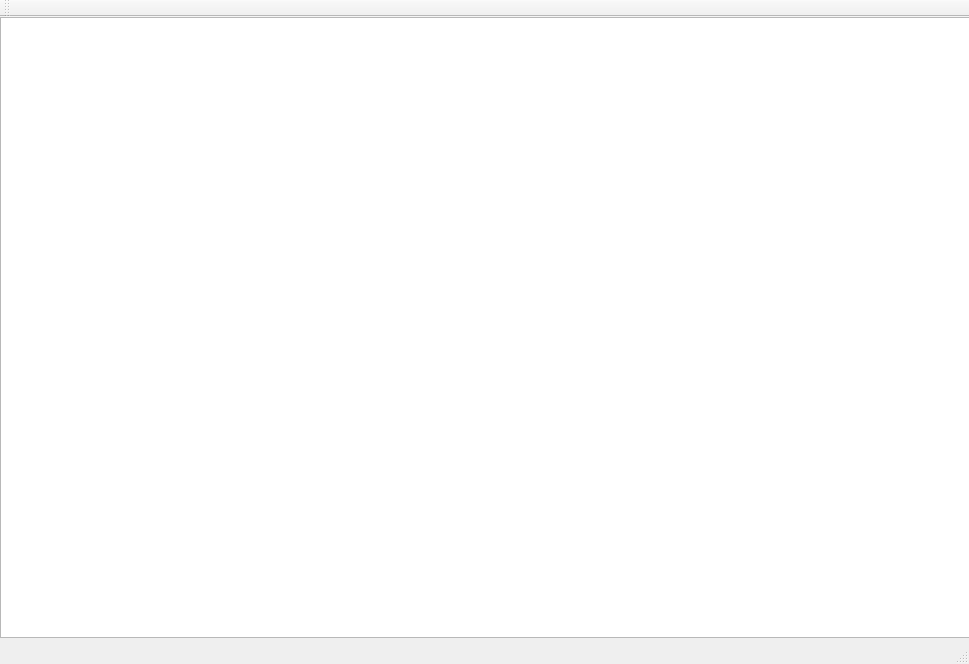
Above: C++/Demo_Qt/QtLearn_llfc/Q12_TextEdit/MainWindow.ui from FrozenSky7124/Project_MSVS before the change. Below: the same form after it.
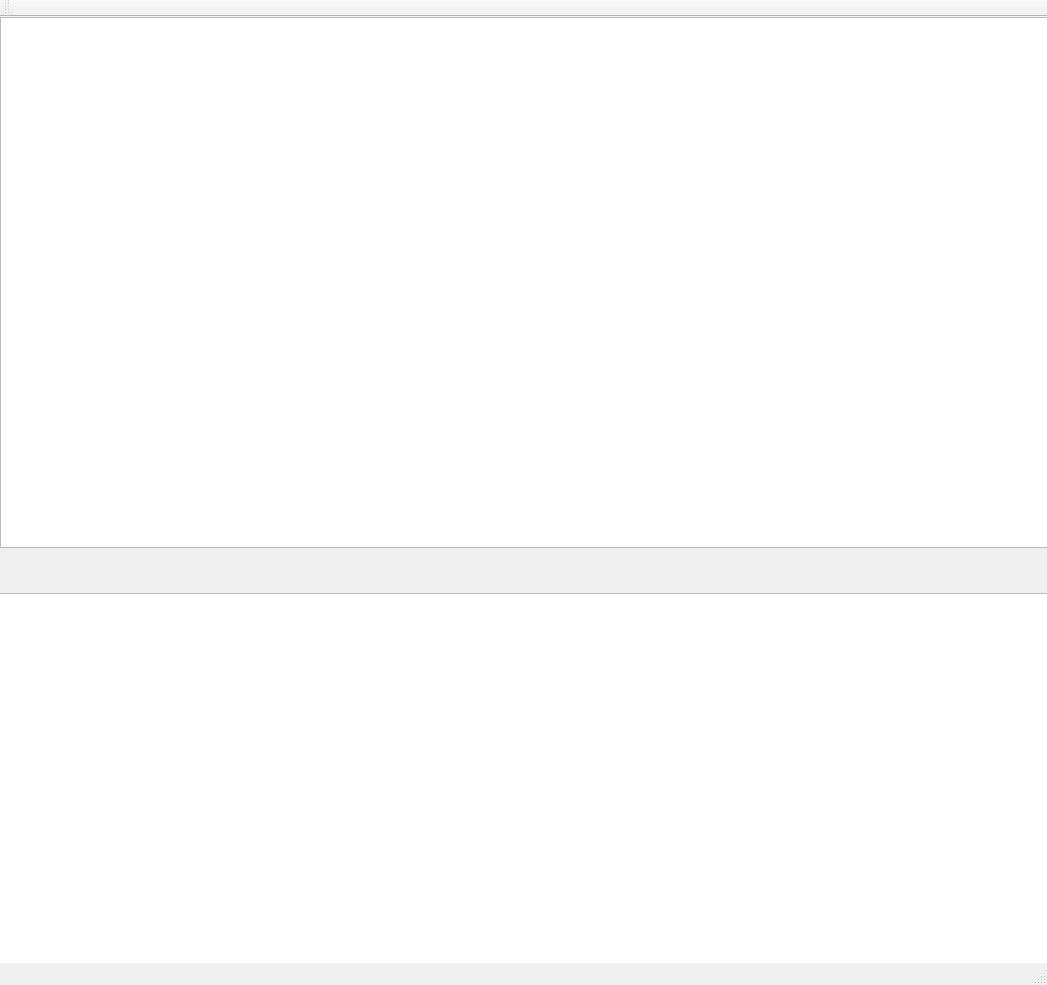
That is the form after the change.

Commit message: QT LEARN (Q12_TextEdit)

Diff of the .ui file:
```diff
--- a/C++/Demo_Qt/QtLearn_llfc/Q12_TextEdit/MainWindow.ui
+++ b/C++/Demo_Qt/QtLearn_llfc/Q12_TextEdit/MainWindow.ui
@@ -6,8 +6,8 @@
    <rect>
     <x>0</x>
     <y>0</y>
-    <width>969</width>
-    <height>664</height>
+    <width>1047</width>
+    <height>985</height>
    </rect>
   </property>
   <property name="windowTitle">
@@ -19,8 +19,18 @@
      <rect>
       <x>0</x>
       <y>0</y>
-      <width>971</width>
-      <height>621</height>
+      <width>1051</width>
+      <height>531</height>
+     </rect>
+    </property>
+   </widget>
+   <widget class="QTextEdit" name="textEditHL">
+    <property name="geometry">
+     <rect>
+      <x>-7</x>
+      <y>576</y>
+      <width>1091</width>
+      <height>401</height>
      </rect>
     </property>
    </widget>
```
The commit also changes 5 other files.
